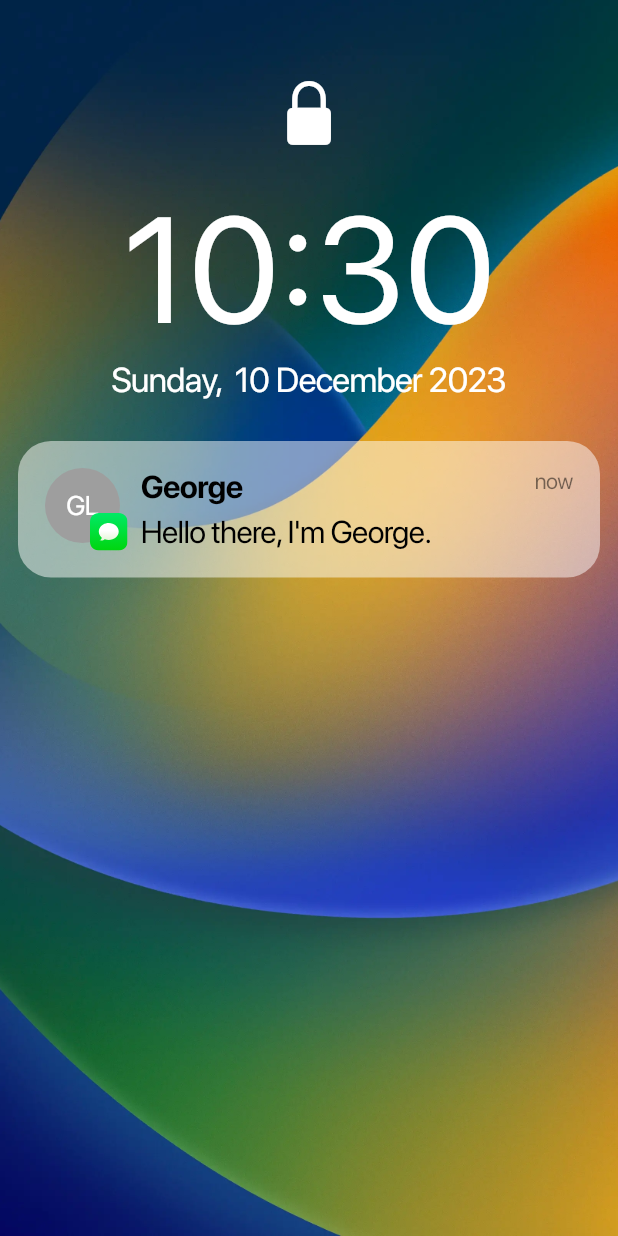
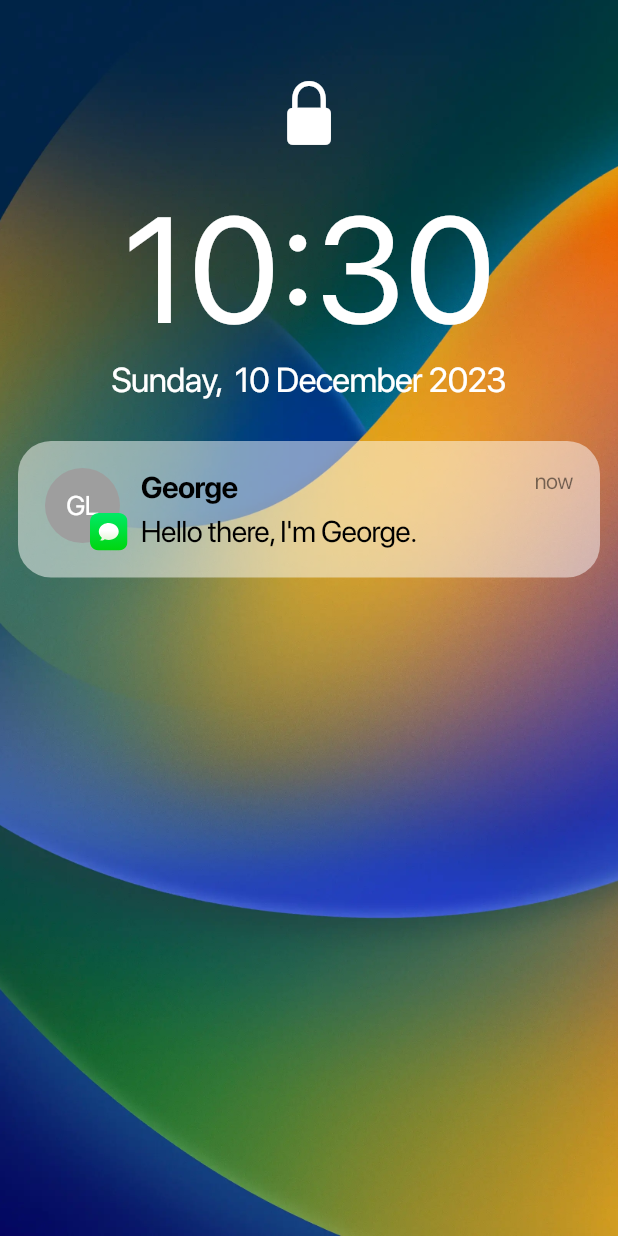
Before and after one commit to esentis/personal-website-flutter, a Flutter app: the screen it shows after launch, on a phone screen of 412 x 824 dp. Run offline on Flutter 3.47's test engine with Material 2 defaults, Android fonts, the phone set to English and light mode, and no system bars; our stand-ins replace audioplayers, chat_bubbles, flutter_svg, google_fonts, logger, lottie and 3 more; project files that could hold a hidden picture were left out.

Commit message:
💄 Reduces font size

```diff
--- a/lib/pages/desktop/lock_screen.dart
+++ b/lib/pages/desktop/lock_screen.dart
@@ -124,7 +124,7 @@ class _LockScreenState extends State<LockScreen> {
                                         style: cupertinoStyle.copyWith(
                                           fontWeight: FontWeight.bold,
                                           color: CupertinoColors.black,
-                                          fontSize: 21,
+                                          fontSize: 20,
                                         ),
                                       ),
                                       const SizedBox(
@@ -134,7 +134,7 @@ class _LockScreenState extends State<LockScreen> {
                                         "Hello there, I'm George.",
                                         style: cupertinoStyle.copyWith(
                                           color: CupertinoColors.black,
-                                          fontSize: 21,
+                                          fontSize: 20,
                                           fontWeight: FontWeight.normal,
                                         ),
                                       ),
```
